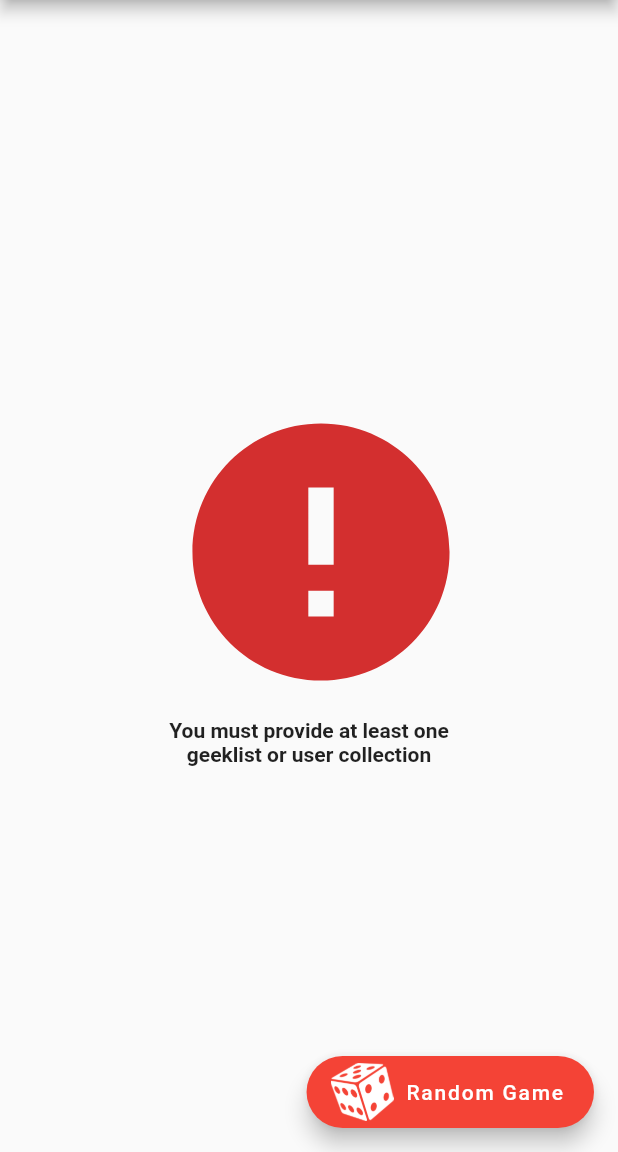
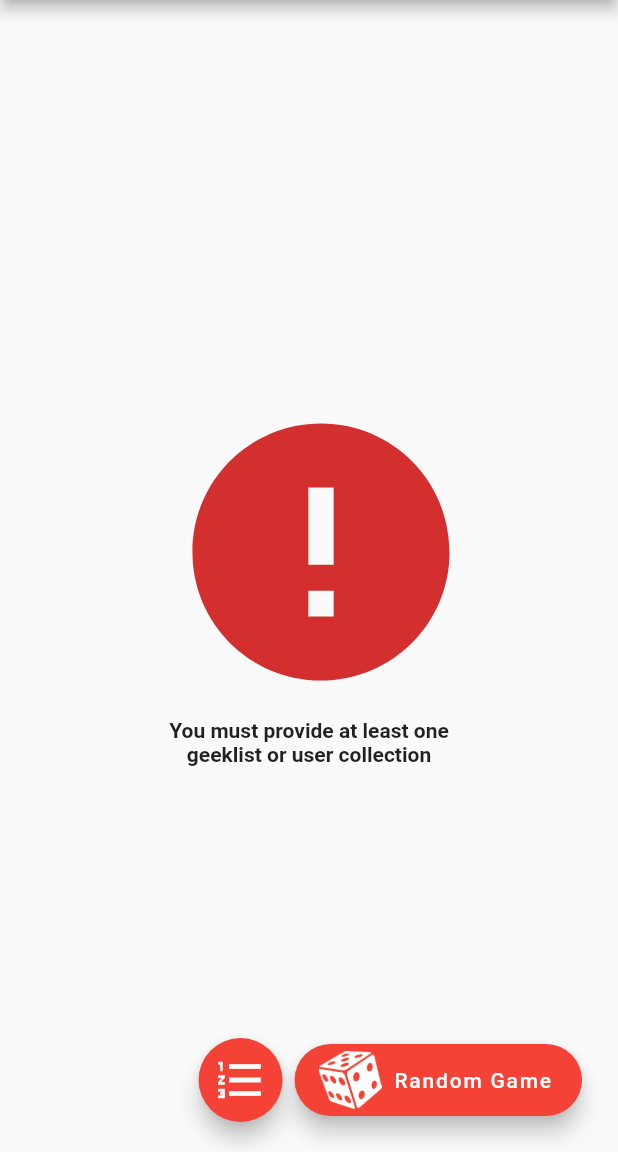
Before and after one commit to Teqqles/how-many-mobile-meeple, a Flutter app: the screen it shows after launch, after a tap on "Random Game", on a phone screen of 412 x 824 dp, the part 84-1236 px from its top. Run offline on Flutter 3.47's test engine with Material 2 defaults, Android fonts, the phone set to English and light mode, and no system bars; our stand-ins replace cached_network_image, flutter_spinkit; missing offline and left inert: esys_flutter_share, flutter_splash_screen, mime_type.

Commit message:
list games

```diff
--- a/lib/app_page.dart
+++ b/lib/app_page.dart
@@ -6,6 +6,8 @@ import 'package:mime_type/mime_type.dart';
 import 'package:scoped_multi_example/random_game_display.dart';
 import 'package:http/http.dart' as http;
 
+import 'app_default_padding.dart';
+import 'list_games_display.dart';
 import 'load_games.dart';
 import 'package:path/path.dart';
 
@@ -14,27 +16,52 @@ import 'package:flutter/foundation.dart';
 abstract class AppPage {
   static const String randomGameLabel = "Random Game";
   static Image randomGameButtonIcon = Image.asset('lib/images/dice.png');
+  static const String randomGameHeroTag = "random-game";
+  static const String listHeroTag = "list-games";
 
-  FloatingActionButton floatingRandomGameButton(BuildContext context) =>
-      FloatingActionButton.extended(
-        onPressed: () {
-          var materialisedPage = materialisePage(RandomGameDisplayPage());
+  double _imageButtonSize = 42;
+
+  void loadPage(BuildContext context, MaterialPageRoute<dynamic> page) {
     if (Navigator.of(context).canPop()) {
       Navigator.of(context).pushReplacement(
-              materialisedPage,
+        page,
       );
     } else {
       Navigator.of(context).push(
-              materialisedPage,
+        page,
       );
     }
+  }
+
+  Widget floatingActionButtonGroup(BuildContext context) => Row(
+        mainAxisAlignment: MainAxisAlignment.end,
+        children: <Widget>[
+          FloatingActionButton(
+              heroTag: listHeroTag,
+              child: Icon(
+                Icons.format_list_numbered,
+                size: 36,
+              ),
+              onPressed: () {
+                var listGamesPage = materialisePage(ListGamesDisplay());
+                loadPage(context, listGamesPage);
+              }),
+          AppDefaultPadding(
+            child: FloatingActionButton.extended(
+              heroTag: randomGameHeroTag,
+              onPressed: () {
+                var randomGamePage = materialisePage(RandomGameDisplayPage());
+                loadPage(context, randomGamePage);
               },
               icon: SizedBox(
-          height: 42,
-          width: 42,
+                height: _imageButtonSize,
+                width: _imageButtonSize,
                 child: randomGameButtonIcon,
               ),
               label: Text(randomGameLabel),
+            ),
+          ),
+        ],
       );
 
   RaisedButton shareButton(BuildContext context, Game game) {
@@ -51,11 +78,9 @@ abstract class AppPage {
           Uint8List bytes = response.bodyBytes;
           debugPrint(mimeType);
           await Share.file(
-              "${game.name}",
-              basename(game.imageUrl),
-              bytes,
-              mimeType,
-          text: "We'll next be playing this randomly selected game... ${game.name}");
+              "${game.name}", basename(game.imageUrl), bytes, mimeType,
+              text:
+                  "We'll next be playing this randomly selected game... ${game.name}");
         },
         shape: new RoundedRectangleBorder(
             borderRadius: new BorderRadius.circular(30.0)));
--- a/lib/game_config.dart
+++ b/lib/game_config.dart
@@ -3,6 +3,7 @@ abstract class GameConfig {
   static const int splashScreenDisplayTime = 3600;
   static const String optionsPageTitle = 'Game Options';
   static const String randomGamePageTitle = 'Random Game';
+  static const String listGamesPageTitle = 'List of Games';
   static const int maxItemsFromBgg = 5;
   static const String boardGameGeekProxyUrl = "http://game-selector.sixfootsoftware.com:8080";
   static const String disclaimerText = "Powered by Board Game Geek";
--- a/lib/homepage.dart
+++ b/lib/homepage.dart
@@ -39,14 +39,14 @@ class _MyHomePageState extends State<HomePage> with GameConfig, AppPage {
     var textFieldWidth = MediaQuery.of(context).size.width * 0.65;
     return Scaffold(
         appBar: HowManyMeepleAppBar(GameConfig.optionsPageTitle),
-      floatingActionButton: floatingRandomGameButton(context),
+        floatingActionButton: floatingActionButtonGroup(context),
         body: Column(children: <Widget>[
           buildBoardGameItemTextField(textFieldWidth),
           buildPlayerSliderDisplay(),
           buildGameDurationSliderDisplay(),
           buildBoardGameGeekItemDisplay(),
         ]),
-      persistentFooterButtons: <Widget>[footerDisplay()],
+        persistentFooterButtons: <Widget>[footerDisplay()]
     );
   }
 
--- a/lib/load_games.dart
+++ b/lib/load_games.dart
@@ -1,12 +1,13 @@
 import 'dart:convert';
+import 'package:flutter/foundation.dart';
 import 'package:http/http.dart' as http;
 
 import 'game_config.dart';
 import 'model.dart';
 
 class LoadGames {
-
-  static String permittedResponseFields = 'name,maxplayers,minplayers,maxplaytime,image,thumbnail';
+  static String permittedResponseFields =
+      'name,maxplayers,minplayers,maxplaytime,image,thumbnail,stats';
 
   static Future<Games> fetchGames(Settings settings, List<Item> items) async {
     Games games = new Games(games: new List<Game>());
@@ -18,8 +19,7 @@ class LoadGames {
     };
     for (Item item in items) {
       var response = await http.get(
-          "${GameConfig.boardGameGeekProxyUrl}/${item.itemType.name}/${item
-              .name}",
+          "${GameConfig.boardGameGeekProxyUrl}/${item.itemType.name}/${item.name}",
           headers: requestHeaders);
       if (response.statusCode != 200) {
         throw Exception('Failed to load games for ${item.name}');
@@ -52,6 +52,12 @@ class Games {
     games.addAll(newGames.games);
     return this;
   }
+
+  List<Game> getGamesByRating() {
+    List<Game> sortedGames = List<Game>.from(games);
+    sortedGames.sort((a, b) => b.averageRating.compareTo(a.averageRating));
+    return sortedGames;
+  }
 }
 
 class Game {
@@ -61,15 +67,20 @@ class Game {
   final int maxPlaytime;
   final String imageUrl;
   final String thumbnailUrl;
+  final double averageRating;
 
-  Game({this.name,
-    this.maxPlayers,
-    this.minPlayers,
-    this.maxPlaytime,
-    this.imageUrl,
-    this.thumbnailUrl});
+  Game(
+      {this.name,
+      this.maxPlayers,
+      this.minPlayers,
+      this.maxPlaytime,
+      this.imageUrl,
+      this.thumbnailUrl,
+      this.averageRating});
 
   factory Game.fromJson(Map<String, dynamic> json) {
+    debugPrint(json['stats']);
+    debugPrint(json['stats']['average']);
     return Game(
       name: json['name'],
       maxPlayers: json['maxplayers'],
@@ -77,6 +88,7 @@ class Game {
       maxPlaytime: json['maxplaytime'],
       imageUrl: json['image'],
       thumbnailUrl: json['thumbnail'],
+      averageRating: double.tryParse(json['stats']['average'] ?? "0") ?? 0,
     );
   }
 }
--- /dev/null
+++ b/lib/network_content_widget.dart
@@ -0,0 +1,94 @@
+import 'package:flutter/cupertino.dart';
+import 'package:flutter/material.dart';
+import 'package:flutter_spinkit/flutter_spinkit.dart';
+import 'package:scoped_model/scoped_model.dart';
+import 'package:scoped_multi_example/screen_tools.dart';
+
+import 'app_default_padding.dart';
+import 'load_games.dart';
+import 'model.dart';
+
+abstract class NetworkWidget extends StatelessWidget with ScreenTools {
+  static const String speedDisclaimer =
+      "this may take some time as board game geek is slow";
+  static const String pageErrorNoItemsSupplied =
+      "You must provide at least one geeklist or user collection";
+  static const String pageErrorOneOrMoreItemsInvalid =
+      "One or more of your geeklists or user collections cannot be loaded";
+  static const String pageErrorNoGamesAvailable =
+      "Your filters have eliminated all games, try relaxing them to be able to select a game";
+
+  static const String findingGames = "Finding games to play";
+
+  Widget pageErrors(BuildContext context, String error) {
+    return Center(
+      child: Container(
+        width: getScreenWidthPercentageInPixels(
+            context, ScreenTools.fiftyPercentScreen),
+        child: Column(
+            mainAxisAlignment: MainAxisAlignment.center,
+            crossAxisAlignment: CrossAxisAlignment.end,
+            children: [
+              AppDefaultPadding(
+                child: Icon(Icons.error,
+                    color: Theme.of(context).errorColor,
+                    size: getScreenWidthPercentageInPixels(
+                        context, ScreenTools.fiftyPercentScreen)),
+              ),
+              Text(
+                error,
+                style: TextStyle(fontWeight: FontWeight.bold),
+                textAlign: TextAlign.center,
+              ),
+            ]),
+      ),
+    );
+  }
+
+  Widget loadingSpinner(BuildContext context) {
+    return Column(mainAxisAlignment: MainAxisAlignment.center, children: [
+      AppDefaultPadding(
+        child: SpinKitCubeGrid(
+            color: Theme.of(context).accentColor,
+            size: getScreenWidthPercentageInPixels(
+                context, ScreenTools.fiftyPercentScreen)),
+      ),
+      Text(findingGames, style: TextStyle(fontWeight: FontWeight.bold)),
+      Text(
+        speedDisclaimer,
+        style: TextStyle(fontSize: 12),
+      )
+    ]);
+  }
+
+  Widget gameDataResponse(AsyncSnapshot<Games> snapshot, BuildContext context,
+      Widget displayWidgetFn(BuildContext context, Games games)) {
+    if (snapshot.data.games.isEmpty) {
+      return pageErrors(context, pageErrorNoGamesAvailable);
+    }
+    return displayWidgetFn(context, snapshot.data);
+  }
+
+  Widget loadNetworkContent(
+      Widget displayWidgetFn(BuildContext context, Games games)) {
+    return ScopedModelDescendant<AppModel>(
+      builder: (context, child, model) {
+        if (model.items.isEmpty) {
+          return pageErrors(context, pageErrorNoItemsSupplied);
+        }
+        return FutureBuilder<Games>(
+          future: LoadGames.fetchGames(model.settings, model.items),
+          builder: (context, snapshot) {
+            if (snapshot.hasData) {
+              return gameDataResponse(snapshot, context, displayWidgetFn);
+            } else if (snapshot.hasError) {
+              return pageErrors(context, pageErrorOneOrMoreItemsInvalid);
+            }
+            // By default, show a loading spinner.
+            return pageFrameOutline(context, loadingSpinner(context));
+          },
+        );
+      },
+    );
+  }
+}
--- a/lib/random_game_display.dart
+++ b/lib/random_game_display.dart
@@ -3,7 +3,6 @@ import 'dart:math';
 import 'package:flutter/cupertino.dart';
 import 'package:flutter/material.dart';
 import 'package:flutter_spinkit/flutter_spinkit.dart';
-import 'package:scoped_model/scoped_model.dart';
 import 'package:cached_network_image/cached_network_image.dart';
 import 'package:scoped_multi_example/screen_tools.dart';
 
@@ -12,57 +11,17 @@ import 'app_page.dart';
 import 'game_config.dart';
 import 'how_many_meeple_app_bar.dart';
 import 'load_games.dart';
-import 'model.dart';
+import 'network_content_widget.dart';
 
-class RandomGameDisplayPage extends StatelessWidget with ScreenTools, AppPage {
-  static final String route = "Display-page";
-
-  static const String findingGames = "Finding games to play";
-  static const String speedDisclaimer =
-      "this may take some time as board game geek is slow";
-  static const String pageErrorNoItemsSupplied =
-      "You must provide at least one geeklist or user collection";
-  static const String pageErrorOneOrMoreItemsInvalid =
-      "One or more of your geeklists or user collections cannot be loaded";
-  static const String pageErrorNoGamesAvailable =
-      "Your filters have eliminated all games, try relaxing them to be able to select a game";
-
-  static const double fiftyPercentScreen = 0.5;
+class RandomGameDisplayPage extends NetworkWidget with AppPage {
+  static final String route = "Random-game-page";
 
   @override
   Widget build(BuildContext context) {
     return Scaffold(
-      appBar: HowManyMeepleAppBar(GameConfig.randomGamePageTitle),
-      floatingActionButton: floatingRandomGameButton(context),
-      body: Container(
-        child: ScopedModelDescendant<AppModel>(
-          builder: (context, child, model) {
-            if (model.items.isEmpty) {
-              return pageErrors(context, pageErrorNoItemsSupplied);
-            }
-            return FutureBuilder<Games>(
-              future: LoadGames.fetchGames(model.settings, model.items),
-              builder: (context, snapshot) {
-                if (snapshot.hasData) {
-                  return gameDataResponse(snapshot, context);
-                } else if (snapshot.hasError) {
-                  return pageErrors(context, pageErrorOneOrMoreItemsInvalid);
-                }
-                // By default, show a loading spinner.
-                return pageFrameOutline(context, loadingSpinner(context));
-              },
-            );
-          },
-        ),
-      ),
-    );
-  }
-
-  Widget gameDataResponse(AsyncSnapshot<Games> snapshot, BuildContext context) {
-    if (snapshot.data.games.isEmpty) {
-      return pageErrors(context, pageErrorNoGamesAvailable);
-    }
-    return displayGame(context, randomGame(snapshot.data));
+        appBar: HowManyMeepleAppBar(GameConfig.randomGamePageTitle),
+        floatingActionButton: floatingActionButtonGroup(context),
+        body: Container(child: loadNetworkContent(displayGame)));
   }
 
   Game randomGame(Games games) {
@@ -70,10 +29,11 @@ class RandomGameDisplayPage extends StatelessWidget with ScreenTools, AppPage {
     return games.games[selectedGame];
   }
 
-  Widget displayGame(BuildContext context, Game game) {
+  Widget displayGame(BuildContext context, Games games) {
+    Game game = randomGame(games);
     return Center(
       child: Container(
-        width: getScreenWidthPercentageInPixels(context, 0.8),
+        width: getScreenWidthPercentageInPixels(context, ScreenTools.eightyPercentScreen),
         child: Column(
             mainAxisAlignment: MainAxisAlignment.center,
             crossAxisAlignment: CrossAxisAlignment.stretch,
@@ -90,7 +50,7 @@ class RandomGameDisplayPage extends StatelessWidget with ScreenTools, AppPage {
                   imageUrl: game.imageUrl,
                   imageBuilder: (context, provider) => Container(
                     height: getScreenHeightPercentageInPixels(
-                        context, fiftyPercentScreen),
+                        context, ScreenTools.fiftyPercentScreen),
                     decoration: BoxDecoration(
                       image: DecorationImage(
                           image: provider, fit: BoxFit.fitHeight),
@@ -99,7 +59,7 @@ class RandomGameDisplayPage extends StatelessWidget with ScreenTools, AppPage {
                   placeholder: (context, url) => SpinKitCubeGrid(
                       color: Theme.of(context).accentColor,
                       size: getScreenWidthPercentageInPixels(
-                          context, fiftyPercentScreen)),
+                          context, ScreenTools.fiftyPercentScreen)),
                   errorWidget: (context, url, error) => new Icon(Icons.error),
                 ),
               ),
@@ -108,51 +68,4 @@ class RandomGameDisplayPage extends StatelessWidget with ScreenTools, AppPage {
       ),
     );
   }
-
-  Widget pageErrors(BuildContext context, String error) {
-    return Center(
-      child: Container(
-        width: getScreenWidthPercentageInPixels(context, fiftyPercentScreen),
-        child: Column(
-            mainAxisAlignment: MainAxisAlignment.center,
-            crossAxisAlignment: CrossAxisAlignment.end,
-            children: [
-              AppDefaultPadding(
-                child: Icon(Icons.error,
-                    color: Theme.of(context).errorColor,
-                    size: getScreenWidthPercentageInPixels(
-                        context, fiftyPercentScreen)),
-              ),
-              Text(
-                error,
-                style: TextStyle(fontWeight: FontWeight.bold),
-                textAlign: TextAlign.center,
-              ),
-            ]),
-      ),
-    );
-  }
-
-  Widget loadingSpinner(BuildContext context) {
-    return Column(mainAxisAlignment: MainAxisAlignment.center, children: [
-      AppDefaultPadding(
-        child: SpinKitCubeGrid(
-            color: Theme.of(context).accentColor,
-            size:
-                getScreenWidthPercentageInPixels(context, fiftyPercentScreen)),
-      ),
-      Text(findingGames, style: TextStyle(fontWeight: FontWeight.bold)),
-      Text(
-        speedDisclaimer,
-        style: TextStyle(fontSize: 12),
-      )
-    ]);
-  }
-
-  Row pageFrameOutline(BuildContext context, Widget frameContent) {
-    return Row(
-      mainAxisAlignment: MainAxisAlignment.center,
-      children: [frameContent],
-    );
-  }
 }
--- a/lib/screen_tools.dart
+++ b/lib/screen_tools.dart
@@ -1,6 +1,16 @@
 import 'package:flutter/cupertino.dart';
 
 abstract class ScreenTools {
+  static const double fiftyPercentScreen = 0.5;
+  static const double eightyPercentScreen = 0.8;
+
+  Row pageFrameOutline(BuildContext context, Widget frameContent) {
+    return Row(
+      mainAxisAlignment: MainAxisAlignment.center,
+      children: [frameContent],
+    );
+  }
+
   double getScreenWidthPercentageInPixels(
       BuildContext context, double percentage) {
     double screenWidth = MediaQuery.of(context).size.width;
```
Also changed, not shown: lib/game_display_widget.dart (added, +12 -0 lines), lib/list_games_display.dart (added, +91 -0 lines). Lines whose indentation alone changed are shown as unchanged.
